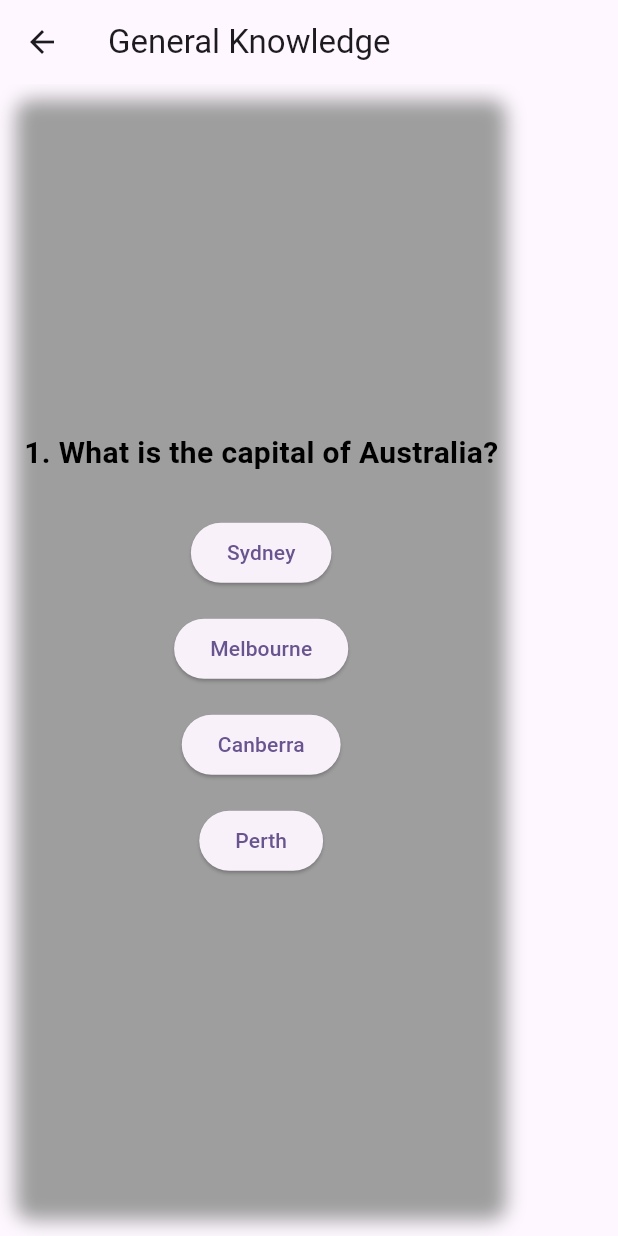
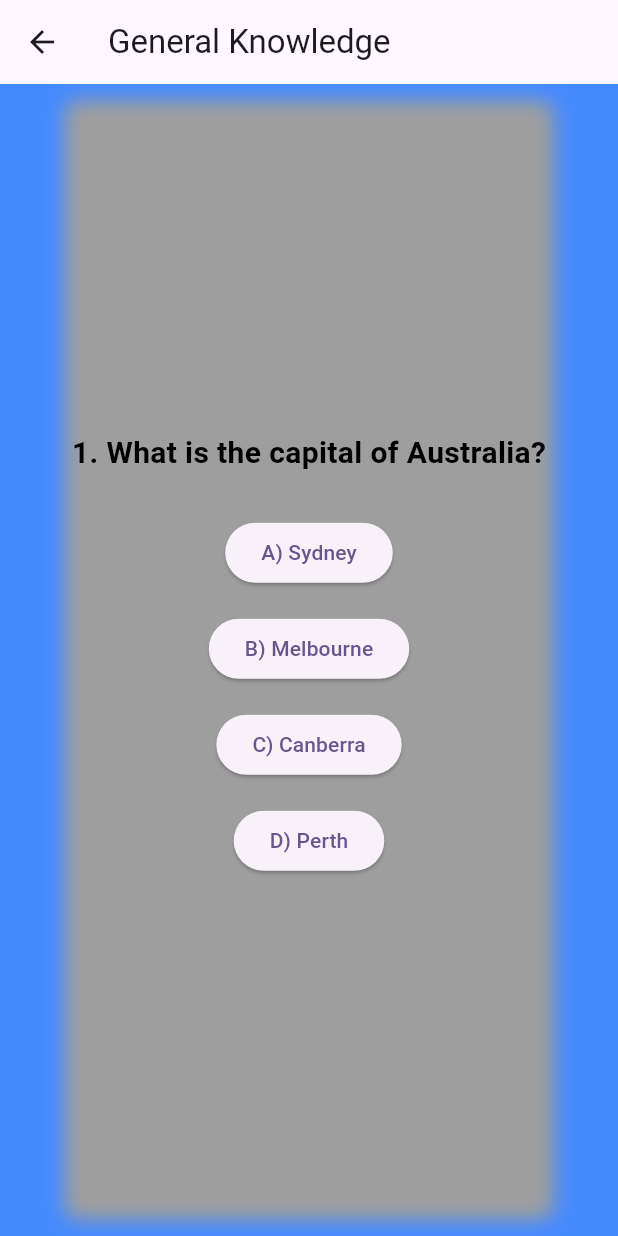
Before and after one commit to Muhammad-Rashid-172002/Quiz_App, a Flutter app: the Quiz1 screen opened directly, on a phone screen of 412 x 824 dp. Run offline on Flutter 3.47's test engine with Material 3 defaults, Android fonts, the phone set to English and light mode, and no system bars.

Commit message:
Quiz App Done

```diff
--- a/lib/home/Quiz_Catage.dart/Quiz_1.dart
+++ b/lib/home/Quiz_Catage.dart/Quiz_1.dart
@@ -13,37 +13,37 @@ class _Quiz1State extends State<Quiz1> {
   List<Map<String, dynamic>> questions = [
     {
       'question': '1. What is the capital of Australia?',
-      'options': ['Sydney', 'Melbourne', 'Canberra', 'Perth'],
+      'options': ['A) Sydney', 'B) Melbourne', 'C) Canberra', 'D) Perth'],
       'answerIndex': 2,
     },
     {
       'question':
           '2. Who wrote the national anthem of India, "Jana Gana Mana"?',
       'options': [
-        'Rabindranath Tagore',
-        'Mahatma Gandhi',
-        'Bankim Chandra Chattopadhyay',
-        'Subhas Chandra Bose'
+        'A) Rabindranath Tagore',
+        'B) Mahatma Gandhi',
+        'C) Bankim Chandra Chattopadhyay',
+        'D) Subhas Chandra Bose'
       ],
       'answerIndex': 0,
     },
     {
       'question': '3. What is the largest planet in our solar system?',
-      'options': ['Earth', 'Jupiter', 'Saturn', 'Neptune'],
+      'options': ['A) Earth', 'B) Jupiter', 'C) Saturn', 'D) Neptune'],
       'answerIndex': 1,
     },
     {
       'question': '4. Which continent has the most countries?',
-      'options': ['Africa', 'Asia', 'Europe', 'South America'],
+      'options': ['A) Africa', 'B) Asia', 'C) Europe', 'D) South America'],
       'answerIndex': 0,
     },
     {
       'question': '5. Who was the first President of the United States?',
       'options': [
-        'Thomas Jefferson',
-        'John Adams',
-        'George Washington',
-        'Abraham Lincoln'
+        'A) Thomas Jefferson',
+        'B) John Adams',
+        'C) George Washington',
+        'D) Abraham Lincoln'
       ],
       'answerIndex': 2,
     },
@@ -82,10 +82,12 @@ class _Quiz1State extends State<Quiz1> {
   @override
   Widget build(BuildContext context) {
     return Scaffold(
+      backgroundColor: Colors.blueAccent,
       appBar: AppBar(
         title: Text('General Knowledge'),
       ),
-      body: Padding(
+      body: Center(
+        child: Padding(
           padding: const EdgeInsets.all(16.0),
           child: Container(
             decoration: BoxDecoration(
@@ -121,6 +123,7 @@ class _Quiz1State extends State<Quiz1> {
             ),
           ),
         ),
+      ),
     );
   }
 }
--- a/lib/home/Quiz_Catage.dart/Quiz_10.dart
+++ b/lib/home/Quiz_Catage.dart/Quiz_10.dart
@@ -74,8 +74,9 @@ class _Quiz10State extends State<Quiz10> {
   @override
   Widget build(BuildContext context) {
     return Scaffold(
+      backgroundColor: Colors.blueAccent,
       appBar: AppBar(
-        title: Text('Geography Quiz'),
+        title: Text('Religious Quiz'),
       ),
       body: Padding(
         padding: const EdgeInsets.all(16.0),
--- a/lib/home/Quiz_Catage.dart/Quiz_11.dart
+++ b/lib/home/Quiz_Catage.dart/Quiz_11.dart
@@ -98,11 +98,12 @@ class _Quiz11State extends State<Quiz11> {
   @override
   Widget build(BuildContext context) {
     return Scaffold(
+      backgroundColor: Colors.blueAccent,
       appBar: AppBar(
         title: Text('Movie Quiz'),
       ),
       body: Padding(
-        padding: const EdgeInsets.all(8.0),
+        padding: const EdgeInsets.all(16.0),
         child: Container(
           decoration: BoxDecoration(
             border: Border(),
--- a/lib/home/Quiz_Catage.dart/Quiz_12.dart
+++ b/lib/home/Quiz_Catage.dart/Quiz_12.dart
@@ -74,6 +74,7 @@ class _Quiz12State extends State<Quiz12> {
   @override
   Widget build(BuildContext context) {
     return Scaffold(
+      backgroundColor: Colors.blueAccent,
       appBar: AppBar(
         title: Text('Geography Quiz'),
       ),
--- a/lib/home/Quiz_Catage.dart/Quiz_2.dart
+++ b/lib/home/Quiz_Catage.dart/Quiz_2.dart
@@ -76,10 +76,12 @@ class _Quiz2State extends State<Quiz2> {
   @override
   Widget build(BuildContext context) {
     return Scaffold(
+      backgroundColor: Colors.blueAccent,
       appBar: AppBar(
         title: Text('Sports Quiz'),
       ),
-      body: Padding(
+      body: Center(
+        child: Padding(
           padding: const EdgeInsets.all(16.0),
           child: Container(
             decoration: BoxDecoration(
@@ -117,6 +119,7 @@ class _Quiz2State extends State<Quiz2> {
             ),
           ),
         ),
+      ),
     );
   }
 }
--- a/lib/home/Quiz_Catage.dart/Quiz_3.dart
+++ b/lib/home/Quiz_Catage.dart/Quiz_3.dart
@@ -73,10 +73,12 @@ class _Quiz3State extends State<Quiz3> {
   @override
   Widget build(BuildContext context) {
     return Scaffold(
+      backgroundColor: Colors.blueAccent,
       appBar: AppBar(
         title: Text('Science Quiz'),
       ),
-      body: Padding(
+      body: Center(
+        child: Padding(
           padding: const EdgeInsets.all(16.0),
           child: Container(
             decoration: BoxDecoration(
@@ -113,6 +115,7 @@ class _Quiz3State extends State<Quiz3> {
             ),
           ),
         ),
+      ),
     );
   }
 }
--- a/lib/home/Quiz_Catage.dart/Quiz_4.dart
+++ b/lib/home/Quiz_Catage.dart/Quiz_4.dart
@@ -85,6 +85,7 @@ class _Quiz4State extends State<Quiz4> {
   @override
   Widget build(BuildContext context) {
     return Scaffold(
+      backgroundColor: Colors.blueAccent,
       appBar: AppBar(
         title: Text('Politics Quiz'),
       ),
--- a/lib/home/Quiz_Catage.dart/Quiz_5.dart
+++ b/lib/home/Quiz_Catage.dart/Quiz_5.dart
@@ -87,10 +87,12 @@ class _Quiz5State extends State<Quiz5> {
   @override
   Widget build(BuildContext context) {
     return Scaffold(
+      backgroundColor: Colors.blueAccent,
       appBar: AppBar(
         title: Text('Art Quiz'),
       ),
-      body: Padding(
+      body: Center(
+        child: Padding(
           padding: const EdgeInsets.all(16.0),
           child: Container(
             decoration: BoxDecoration(
@@ -125,6 +127,7 @@ class _Quiz5State extends State<Quiz5> {
             ),
           ),
         ),
+      ),
     );
   }
 }
--- a/lib/home/Quiz_Catage.dart/Quiz_6.dart
+++ b/lib/home/Quiz_Catage.dart/Quiz_6.dart
@@ -82,6 +82,7 @@ class _Quiz6State extends State<Quiz6> {
   @override
   Widget build(BuildContext context) {
     return Scaffold(
+      backgroundColor: Colors.blueAccent,
       appBar: AppBar(
         title: Text('Military Quiz'),
       ),
--- a/lib/home/Quiz_Catage.dart/Quiz_7.dart
+++ b/lib/home/Quiz_Catage.dart/Quiz_7.dart
@@ -85,6 +85,7 @@ class _Quiz7State extends State<Quiz7> {
   @override
   Widget build(BuildContext context) {
     return Scaffold(
+      backgroundColor: Colors.blueAccent,
       appBar: AppBar(
         title: Text('Geography Quiz'),
       ),
--- a/lib/home/Quiz_Catage.dart/Quiz_9.dart
+++ b/lib/home/Quiz_Catage.dart/Quiz_9.dart
@@ -75,11 +75,12 @@ class _Quiz9State extends State<Quiz9> {
   @override
   Widget build(BuildContext context) {
     return Scaffold(
+      backgroundColor: Colors.blueAccent,
       appBar: AppBar(
         title: Text('Music Quiz'),
       ),
       body: Padding(
-        padding: const EdgeInsets.all(8.0),
+        padding: const EdgeInsets.all(16.0),
         child: Container(
           decoration: BoxDecoration(
             border: Border(),
```
Also changed, not shown: lib/home/Quiz_Catage.dart/Quiz_8.dart (+7 -1 lines). Lines whose indentation alone changed are shown as unchanged.
